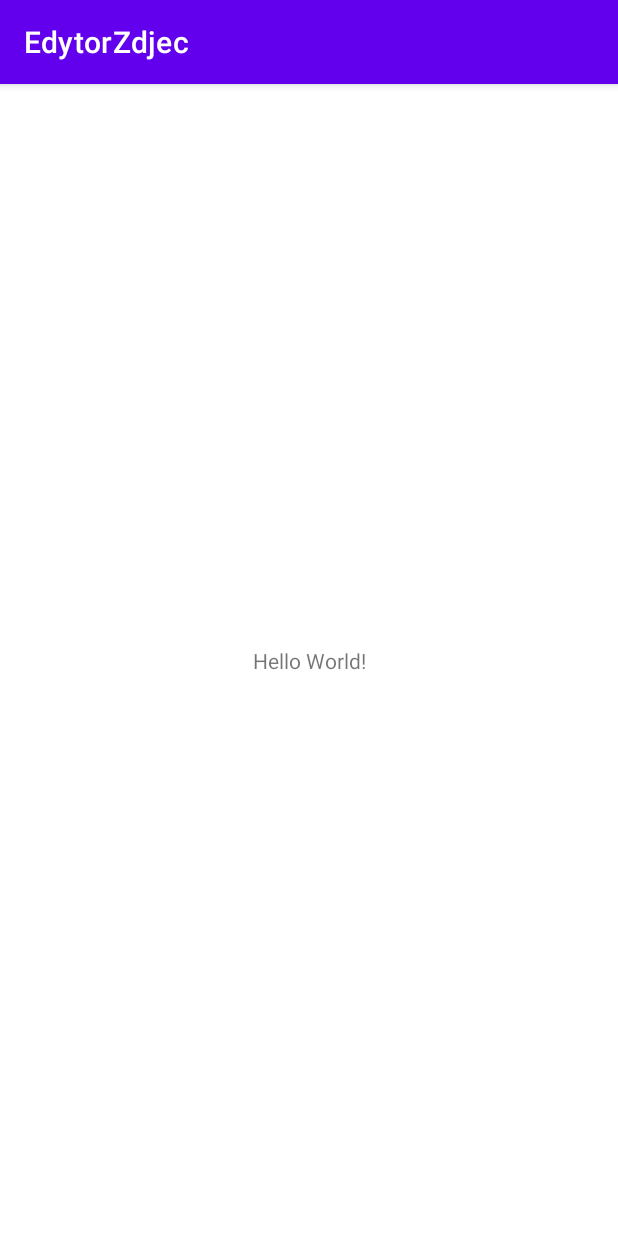
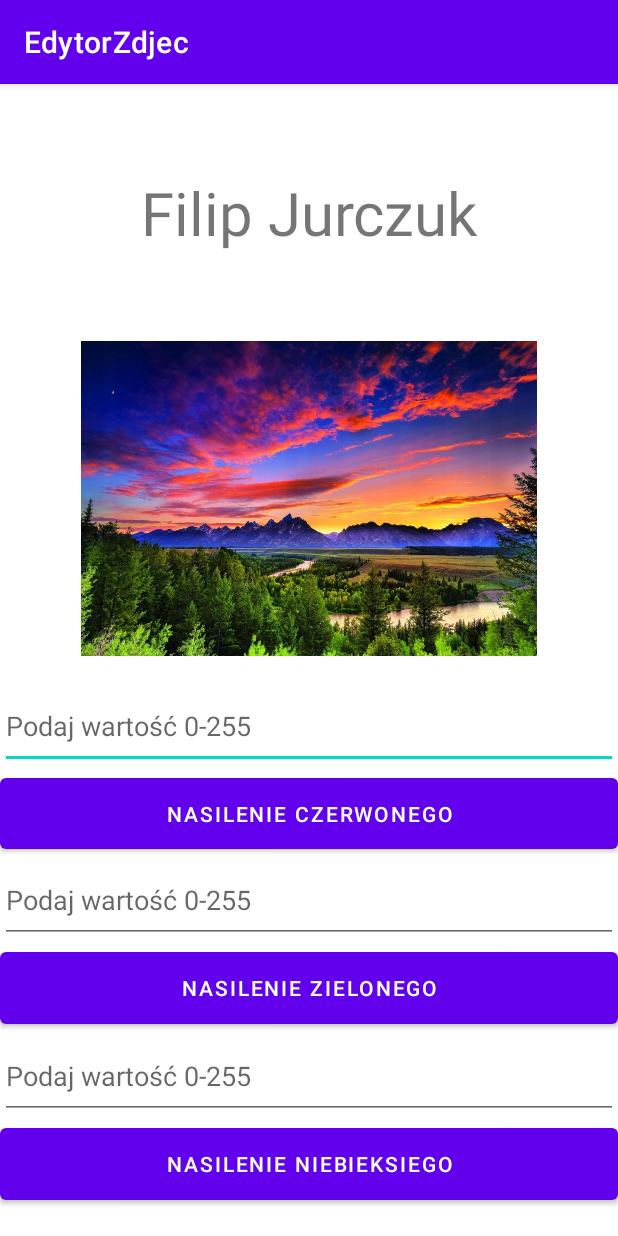
Before and after one commit to Vincerek/EdytorZdjec, an Android app: the screen it shows after launch (MainActivity), on a phone screen of 412 x 824 dp. Run offline under Robolectric (Android 15) with nearby library versions, the phone set to English and light mode, and no system bars.

Commit message:
Interfejs aplikacji - Etykieta:Imię i Nazwisko - Zdjęcie - interfejs nasycenia kolorów

```diff
--- a/app/src/main/java/com/example/edytorzdjec/MainActivity.kt
+++ b/app/src/main/java/com/example/edytorzdjec/MainActivity.kt
@@ -7,5 +7,6 @@ class MainActivity : AppCompatActivity() {
     override fun onCreate(savedInstanceState: Bundle?) {
         super.onCreate(savedInstanceState)
         setContentView(R.layout.activity_main)
+
     }
 }
--- a/app/src/main/res/layout/activity_main.xml
+++ b/app/src/main/res/layout/activity_main.xml
@@ -6,13 +6,87 @@
     android:layout_height="match_parent"
     tools:context=".MainActivity">
 
+    <ImageView
+        android:id="@+id/imageView"
+        android:layout_width="400dp"
+        android:layout_height="210dp"
+        app:layout_constraintBottom_toBottomOf="parent"
+        app:layout_constraintEnd_toEndOf="parent"
+        app:layout_constraintHorizontal_bias="0.495"
+        app:layout_constraintStart_toStartOf="parent"
+        app:layout_constraintTop_toTopOf="parent"
+        app:layout_constraintVertical_bias="0.307"
+        app:srcCompat="@drawable/krajobraz" />
+
     <TextView
+        android:id="@+id/textView"
         android:layout_width="wrap_content"
         android:layout_height="wrap_content"
-        android:text="Hello World!"
-        app:layout_constraintBottom_toBottomOf="parent"
-        app:layout_constraintLeft_toLeftOf="parent"
-        app:layout_constraintRight_toRightOf="parent"
+        android:text="Filip Jurczuk"
+        android:textSize="40sp"
+        app:layout_constraintBottom_toTopOf="@+id/imageView"
+        app:layout_constraintEnd_toEndOf="parent"
+        app:layout_constraintStart_toStartOf="parent"
         app:layout_constraintTop_toTopOf="parent" />
 
+    <LinearLayout
+        android:layout_width="match_parent"
+        android:layout_height="350dp"
+        android:orientation="vertical"
+
+        app:layout_constraintBottom_toBottomOf="parent"
+        app:layout_constraintEnd_toEndOf="parent"
+        app:layout_constraintStart_toStartOf="parent"
+        app:layout_constraintTop_toBottomOf="@+id/imageView">
+
+        <EditText
+            android:id="@+id/RedValue"
+            android:layout_width="match_parent"
+            android:layout_height="wrap_content"
+            android:text=""
+            android:layout_weight="2"
+            android:hint="Podaj wartość 0-255"
+            android:inputType="number"
+            />
+
+        <Button
+            android:id="@+id/RedCommit"
+            android:layout_width="match_parent"
+            android:layout_height="wrap_content"
+            android:text="Nasilenie czerwonego"
+            android:layout_weight="2"/>
+        <EditText
+            android:id="@+id/GreenValue"
+            android:layout_width="match_parent"
+            android:layout_height="wrap_content"
+            android:text=""
+            android:layout_weight="2"
+            android:hint="Podaj wartość 0-255"
+            android:inputType="number"
+            />
+
+        <Button
+            android:id="@+id/GreenCommit"
+            android:layout_width="match_parent"
+            android:layout_height="wrap_content"
+            android:text="Nasilenie zielonego"
+            android:layout_weight="2"/>
+        <EditText
+            android:id="@+id/BlueValue"
+            android:layout_width="match_parent"
+            android:layout_height="wrap_content"
+            android:text=""
+            android:hint="Podaj wartość 0-255"
+            android:layout_weight="2"
+            android:inputType="number"
+            />
+
+        <Button
+            android:id="@+id/BlueCommit"
+            android:layout_width="match_parent"
+            android:layout_height="wrap_content"
+            android:layout_weight="2"
+            android:text="Nasilenie niebieksiego"
+            />
+    </LinearLayout>
 </androidx.constraintlayout.widget.ConstraintLayout>
```
Also changed, not shown: app/src/main/res/drawable/fb3992d443908c0d1196afad9478.jpeg (added), app/src/main/res/drawable/krajobraz.jpeg (added).
